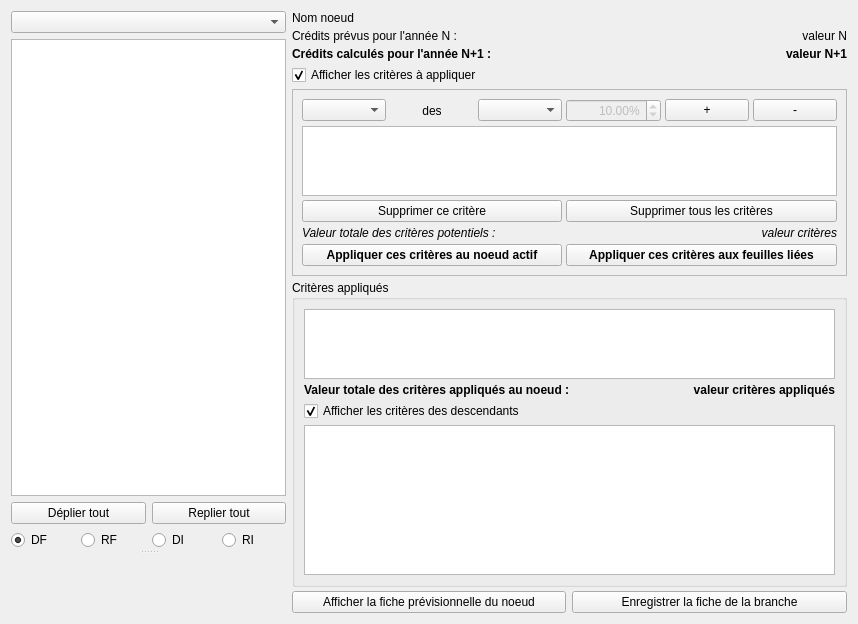
Old version of the form formauditprevisions.ui in the repository GiPiLab/ProtonClassicSuite.
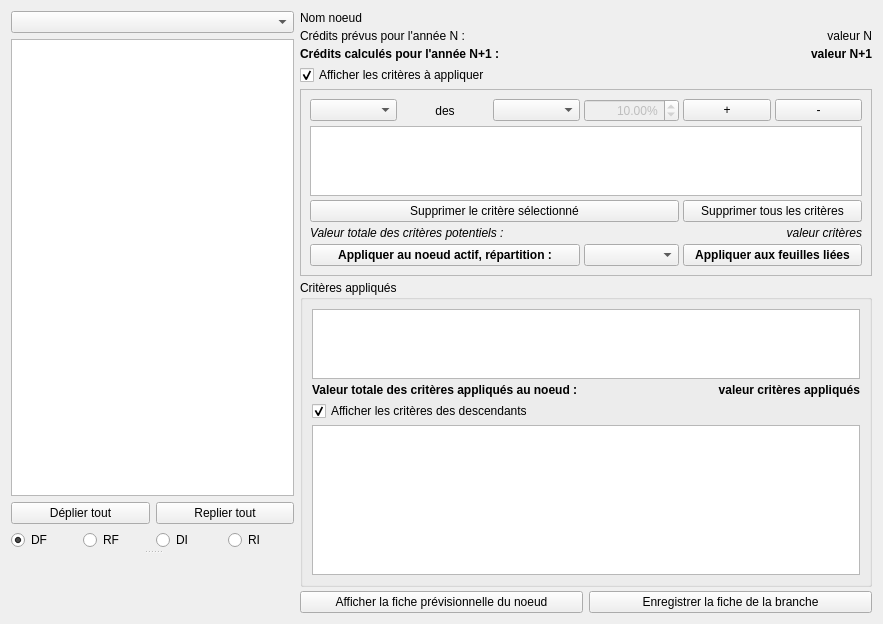
New version of the form. Icons and pictures are not drawn. Custom widgets are drawn as their Qt base class.

Commit message: Allow to specify ORED for criteria dispatch, fix a bug with -MAX_NUM and remove "unfinish audit"

```diff
--- a/formauditprevisions.ui
+++ b/formauditprevisions.ui
@@ -6,7 +6,7 @@
    <rect>
     <x>0</x>
     <y>0</y>
-    <width>858</width>
+    <width>883</width>
     <height>624</height>
    </rect>
   </property>
@@ -191,19 +191,13 @@
       <property name="spacing">
        <number>4</number>
       </property>
-      <item row="4" column="0" colspan="3">
-       <widget class="QPushButton" name="pushButtonApplyToNode">
-        <property name="font">
-         <font>
-          <weight>75</weight>
-          <bold>true</bold>
-         </font>
-        </property>
+      <item row="0" column="5">
+       <widget class="QPushButton" name="pushButtonAddCriteriaToSubstract">
         <property name="toolTip">
-         <string>&lt;html&gt;&lt;head/&gt;&lt;body&gt;&lt;p&gt;&lt;span style=&quot; font-weight:400;&quot;&gt;Appliquer les critères ci-dessus au noeud actif. Afin de garantir la cohérence des sommes :&lt;/span&gt;&lt;/p&gt;&lt;p&gt;&lt;span style=&quot; font-weight:400;&quot;&gt;- les feuilles attachées au noeud actif se verront dotées d'un critère &amp;quot;valeur fixe&amp;quot; calculé sur la base d'une &lt;/span&gt;répartition proportionnelle au taux de réalisé de l'année N dans la branche du noeud ;&lt;/p&gt;&lt;p&gt;&lt;span style=&quot; font-weight:400;&quot;&gt;- les critères appliqués aux descendants du noeud actif qui ne sont pas des feuilles seront supprimés ;&lt;/span&gt;&lt;/p&gt;&lt;p&gt;&lt;span style=&quot; font-weight:400;&quot;&gt;- les critères appliqués aux ancêtres du noeud actif seront supprimés.&lt;/span&gt;&lt;/p&gt;&lt;/body&gt;&lt;/html&gt;</string>
+         <string>&lt;html&gt;&lt;head/&gt;&lt;body&gt;&lt;p&gt;Ajouter ce critère comme soustraction&lt;/p&gt;&lt;/body&gt;&lt;/html&gt;</string>
         </property>
         <property name="text">
-         <string>Appliquer ces critères au noeud actif</string>
+         <string>-</string>
         </property>
        </widget>
       </item>
@@ -217,22 +211,6 @@
         </property>
        </widget>
       </item>
-      <item row="0" column="0">
-       <widget class="QComboBox" name="comboBoxOperators"/>
-      </item>
-      <item row="0" column="1">
-       <widget class="QLabel" name="label_3">
-        <property name="text">
-         <string>des</string>
-        </property>
-        <property name="alignment">
-         <set>Qt::AlignCenter</set>
-        </property>
-       </widget>
-      </item>
-      <item row="0" column="2">
-       <widget class="QComboBox" name="comboBoxORED"/>
-      </item>
       <item row="0" column="3">
        <widget class="QDoubleSpinBox" name="doubleSpinBox">
         <property name="enabled">
@@ -258,16 +236,44 @@
         </property>
        </widget>
       </item>
-      <item row="0" column="5">
-       <widget class="QPushButton" name="pushButtonAddCriteriaToSubstract">
+      <item row="4" column="4" colspan="2">
+       <widget class="QPushButton" name="pushButtonApplyToLeaves">
+        <property name="font">
+         <font>
+          <weight>75</weight>
+          <bold>true</bold>
+         </font>
+        </property>
         <property name="toolTip">
-         <string>&lt;html&gt;&lt;head/&gt;&lt;body&gt;&lt;p&gt;Ajouter ce critère comme soustraction&lt;/p&gt;&lt;/body&gt;&lt;/html&gt;</string>
+         <string>&lt;html&gt;&lt;head/&gt;&lt;body&gt;&lt;p&gt;&lt;span style=&quot; font-weight:400;&quot;&gt;Appliquer les critères ci-dessus &lt;/span&gt;aux feuilles liées au noeud actif&lt;span style=&quot; font-weight:400;&quot;&gt;. Afin de garantir la cohérence des sommes, les critères appliqués aux ancêtres des feuilles attachées au noeud actif seront supprimés, en remontant la branche jusqu'à la racine. Cela inclut notamment le noeud actif, mais pas les noeuds qui appartiendraient à une autre branche&lt;/span&gt;&lt;/p&gt;&lt;/body&gt;&lt;/html&gt;</string>
         </property>
         <property name="text">
-         <string>-</string>
+         <string>Appliquer aux feuilles liées</string>
         </property>
        </widget>
       </item>
+      <item row="4" column="0" colspan="3">
+       <widget class="QPushButton" name="pushButtonApplyToNode">
+        <property name="font">
+         <font>
+          <weight>75</weight>
+          <bold>true</bold>
+         </font>
+        </property>
+        <property name="toolTip">
+         <string>&lt;html&gt;&lt;head/&gt;&lt;body&gt;&lt;p&gt;&lt;span style=&quot; font-weight:400;&quot;&gt;Appliquer les critères ci-dessus au noeud actif. Afin de garantir la cohérence des sommes :&lt;/span&gt;&lt;/p&gt;&lt;p&gt;&lt;span style=&quot; font-weight:400;&quot;&gt;- les feuilles attachées au noeud actif se verront dotées d'un critère &amp;quot;valeur fixe&amp;quot; calculé sur la base d'une &lt;/span&gt;répartition proportionnelle au taux de [ &lt;span style=&quot; font-style:italic;&quot;&gt;choisir dans le menu déroulant à droite&lt;/span&gt;  ] de l'année N dans la branche du noeud ;&lt;/p&gt;&lt;p&gt;&lt;span style=&quot; font-weight:400;&quot;&gt;- les critères appliqués aux descendants du noeud actif qui ne sont pas des feuilles seront supprimés ;&lt;/span&gt;&lt;/p&gt;&lt;p&gt;&lt;span style=&quot; font-weight:400;&quot;&gt;- les critères appliqués aux ancêtres du noeud actif seront supprimés.&lt;/span&gt;&lt;/p&gt;&lt;/body&gt;&lt;/html&gt;</string>
+        </property>
+        <property name="text">
+         <string>Appliquer au noeud actif, répartition :</string>
+        </property>
+       </widget>
+      </item>
+      <item row="0" column="0">
+       <widget class="QComboBox" name="comboBoxOperators"/>
+      </item>
+      <item row="0" column="2">
+       <widget class="QComboBox" name="comboBoxORED"/>
+      </item>
       <item row="1" column="0" colspan="6">
        <widget class="QTableView" name="tableViewRecentCriteria">
         <property name="sizePolicy">
@@ -302,35 +308,24 @@
         </attribute>
        </widget>
       </item>
-      <item row="4" column="3" colspan="3">
-       <widget class="QPushButton" name="pushButtonApplyToLeaves">
-        <property name="font">
-         <font>
-          <weight>75</weight>
-          <bold>true</bold>
-         </font>
-        </property>
+      <item row="4" column="3">
+       <widget class="QComboBox" name="comboBoxOREDDispatchRef">
         <property name="toolTip">
-         <string>&lt;html&gt;&lt;head/&gt;&lt;body&gt;&lt;p&gt;&lt;span style=&quot; font-weight:400;&quot;&gt;Appliquer les critères ci-dessus &lt;/span&gt;aux feuilles liées au noeud actif&lt;span style=&quot; font-weight:400;&quot;&gt;. Afin de garantir la cohérence des sommes, les critères appliqués aux ancêtres des feuilles attachées au noeud actif seront supprimés, en remontant la branche jusqu'à la racine. Cela inclut notamment le noeud actif, mais pas les noeuds qui appartiendraient à une autre branche&lt;/span&gt;&lt;/p&gt;&lt;/body&gt;&lt;/html&gt;</string>
+         <string>&lt;html&gt;&lt;head/&gt;&lt;body&gt;&lt;p&gt;Colonne utilisée pour répartir la sommes voulue entre les feuilles liées au noeud actif (voir l'infobulle du bouton &amp;quot;Appliquer au noeud actif&amp;quot;). Seules les dernières valeurs connues seront prises en compte lors du calcul.&lt;/p&gt;&lt;/body&gt;&lt;/html&gt;</string>
         </property>
-        <property name="text">
-         <string>Appliquer ces critères aux feuilles liées</string>
-        </property>
        </widget>
       </item>
-      <item row="3" column="0" colspan="3">
-       <widget class="QLabel" name="label">
-        <property name="font">
-         <font>
-          <italic>true</italic>
-         </font>
-        </property>
+      <item row="0" column="1">
+       <widget class="QLabel" name="label_3">
         <property name="text">
-         <string>Valeur totale des critères potentiels :</string>
+         <string>des</string>
         </property>
+        <property name="alignment">
+         <set>Qt::AlignCenter</set>
+        </property>
        </widget>
       </item>
-      <item row="3" column="3" colspan="3">
+      <item row="3" column="4" colspan="2">
        <widget class="QLabel" name="labelValuePrevisionItem">
         <property name="font">
          <font>
@@ -345,20 +340,32 @@
         </property>
        </widget>
       </item>
-      <item row="2" column="0" colspan="3">
-       <widget class="QPushButton" name="pushButtonDelCriteria">
-        <property name="text">
-         <string>Supprimer ce critère</string>
-        </property>
-       </widget>
-      </item>
-      <item row="2" column="3" colspan="3">
+      <item row="2" column="4" colspan="2">
        <widget class="QPushButton" name="pushButtonDeleteAll">
         <property name="text">
          <string>Supprimer tous les critères</string>
         </property>
        </widget>
       </item>
+      <item row="2" column="0" colspan="4">
+       <widget class="QPushButton" name="pushButtonDelCriteria">
+        <property name="text">
+         <string>Supprimer le critère sélectionné</string>
+        </property>
+       </widget>
+      </item>
+      <item row="3" column="0" colspan="4">
+       <widget class="QLabel" name="label">
+        <property name="font">
+         <font>
+          <italic>true</italic>
+         </font>
+        </property>
+        <property name="text">
+         <string>Valeur totale des critères potentiels :</string>
+        </property>
+       </widget>
+      </item>
      </layout>
     </widget>
    </item>
```
The commit also changes 11 other files.
